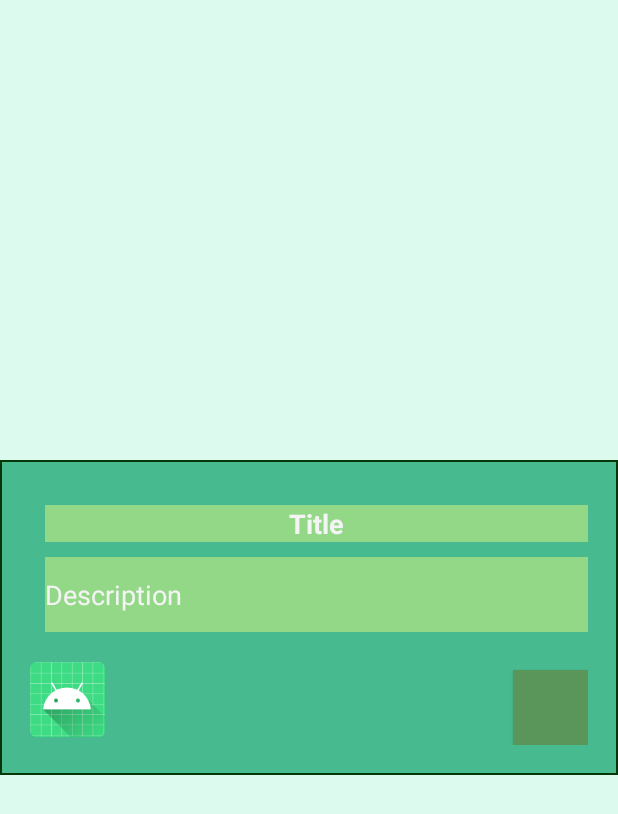
After one commit to OleksiiHromovych/AchievementsApp, an Android app: the layout fragment_achievement_edit.xml on its own in the app's theme, with its tools: preview values and no code run, on a phone screen of 412 x 824 dp. The commit adds this screen. Shown: the top 814 px of the screen. Run offline under Robolectric (Android 15) with nearby library versions, the phone set to English and light mode, and no system bars.

Commit message:
Add edit achievement fragment, perform clickable achievements.

```diff
--- a/app/src/main/java/android/hromovych/com/achievements/achievementElements/Achievement.kt
+++ b/app/src/main/java/android/hromovych/com/achievements/achievementElements/Achievement.kt
@@ -1,4 +1,3 @@
 package android.hromovych.com.achievements.achievementElements
 
-data class Achievement(val title: String, val description: String) {
-}
+data class Achievement(val id: Int, val title: String, val description: String)
--- /dev/null
+++ b/app/src/main/java/android/hromovych/com/achievements/achievementElements/AchievementCallbacks.kt
@@ -0,0 +1,5 @@
+package android.hromovych.com.achievements.achievementElements
+
+interface AchievementCallbacks {
+    fun onAchievementClick(achievement: Achievement)
+}
--- /dev/null
+++ b/app/src/main/res/layout/fragment_achievement_edit.xml
@@ -0,0 +1,69 @@
+<?xml version="1.0" encoding="utf-8"?>
+<androidx.constraintlayout.widget.ConstraintLayout xmlns:android="http://schemas.android.com/apk/res/android"
+    xmlns:app="http://schemas.android.com/apk/res-auto"
+    android:layout_width="match_parent"
+    android:layout_height="wrap_content"
+    android:layout_gravity="center"
+    android:background="@drawable/achievement_item"
+    android:padding="20dp">
+
+    <RelativeLayout
+        android:id="@+id/relative_layout"
+        android:layout_width="match_parent"
+        android:layout_height="wrap_content"
+        android:layout_marginTop="20dp"
+        app:layout_constraintBottom_toBottomOf="parent"
+        app:layout_constraintStart_toStartOf="parent"
+        app:layout_constraintTop_toBottomOf="@+id/achievement_description">
+
+        <ImageButton
+            android:id="@+id/achievement_image"
+            android:layout_width="50dp"
+            android:layout_height="50dp"
+            android:layout_alignParentStart="true"
+            android:contentDescription="@string/image_content_description"
+            android:background="@mipmap/ic_launcher" />
+
+        <Button
+            android:id="@+id/achievement_color"
+            android:layout_width="50dp"
+            android:layout_height="50dp"
+            android:layout_alignParentEnd="true"
+            android:layout_marginTop="5dp"
+            android:background="@color/white" />
+
+    </RelativeLayout>
+
+    <EditText
+        android:id="@+id/achievement_title"
+        android:layout_width="match_parent"
+        android:layout_height="wrap_content"
+        android:layout_marginStart="10dp"
+        android:layout_marginTop="10dp"
+        android:background="@color/item_background"
+        android:hint="Title"
+        android:textAlignment="center"
+        android:textColorHint="@color/text_hint"
+        android:textSize="18sp"
+        android:textStyle="bold"
+        app:layout_constraintEnd_toEndOf="parent"
+        app:layout_constraintStart_toStartOf="parent"
+        app:layout_constraintTop_toTopOf="parent" />
+
+    <EditText
+        android:id="@+id/achievement_description"
+        android:layout_width="match_parent"
+        android:layout_height="wrap_content"
+        android:layout_marginStart="10dp"
+        android:layout_marginTop="10dp"
+        android:background="@color/item_background"
+        android:hint="Description"
+        android:minHeight="50dp"
+        android:textColorHint="@color/text_hint"
+        app:layout_constraintBottom_toTopOf="@id/relative_layout"
+        app:layout_constraintEnd_toEndOf="parent"
+        app:layout_constraintStart_toStartOf="parent"
+        app:layout_constraintTop_toBottomOf="@+id/achievement_title" />
+
+
+</androidx.constraintlayout.widget.ConstraintLayout>
--- a/app/src/main/res/values/strings.xml
+++ b/app/src/main/res/values/strings.xml
@@ -2,4 +2,7 @@
     <string name="app_name">Achievements</string>
     <string name="add_main_menu">Add new group</string>
     <string name="menu_add_achievement">Add new achievement</string>
+
+    <string name="image_content_description">pick Image</string>
+    <string name="menu_delete_achievement">Delete achievement</string>
 </resources>
```
Also changed, not shown: app/src/main/java/android/hromovych/com/achievements/MainActivity.kt (+13 -1 lines), app/src/main/java/android/hromovych/com/achievements/achievementElements/AchievementAdapter.kt (+11 -3 lines), app/src/main/java/android/hromovych/com/achievements/achievementElements/AchievementFragment.kt (+28 -9 lines), app/src/main/java/android/hromovych/com/achievements/edit/AchievementEditFragment.kt (added, +69 -0 lines), app/src/main/java/android/hromovych/com/achievements/group/GroupListFragment.kt (+5 -4 lines), app/src/main/res/menu/achievement_edit.xml (added, +10 -0 lines).
